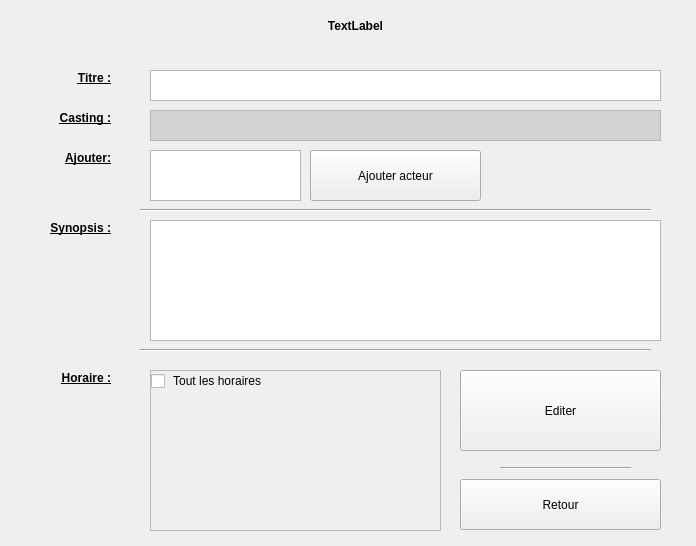
Old version of the form ui/detailEditWidget.ui in the repository KaneRoot/ihmsem6a.
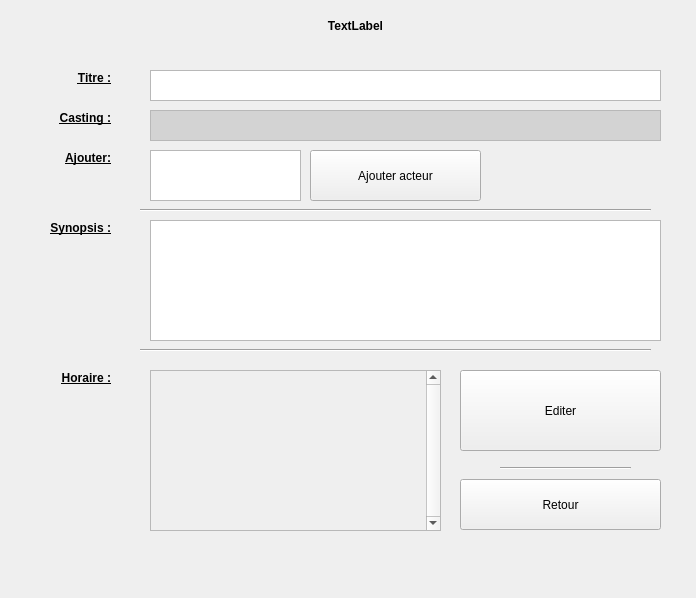
New version of the form.

Commit message: La scroll area c'est presque ça ./ausdgdfpuc

Diff of the .ui file:
```diff
--- a/ui/detailEditWidget.ui
+++ b/ui/detailEditWidget.ui
@@ -7,7 +7,7 @@
     <x>0</x>
     <y>0</y>
     <width>696</width>
-    <height>546</height>
+    <height>598</height>
    </rect>
   </property>
   <property name="windowTitle">
@@ -175,6 +175,12 @@
      <height>161</height>
     </rect>
    </property>
+   <property name="frameShadow">
+    <enum>QFrame::Raised</enum>
+   </property>
+   <property name="verticalScrollBarPolicy">
+    <enum>Qt::ScrollBarAlwaysOn</enum>
+   </property>
    <property name="widgetResizable">
     <bool>true</bool>
    </property>
@@ -183,7 +189,7 @@
      <rect>
       <x>0</x>
       <y>0</y>
-      <width>285</width>
+      <width>268</width>
       <height>155</height>
      </rect>
     </property>
@@ -193,12 +199,12 @@
        <x>0</x>
        <y>0</y>
        <width>281</width>
-       <height>291</height>
+       <height>370</height>
       </rect>
      </property>
      <layout class="QVBoxLayout" name="verticalLayout" stretch="0">
       <property name="sizeConstraint">
-       <enum>QLayout::SetMaximumSize</enum>
+       <enum>QLayout::SetDefaultConstraint</enum>
       </property>
       <item>
        <widget class="QCheckBox" name="checkAll">
```
